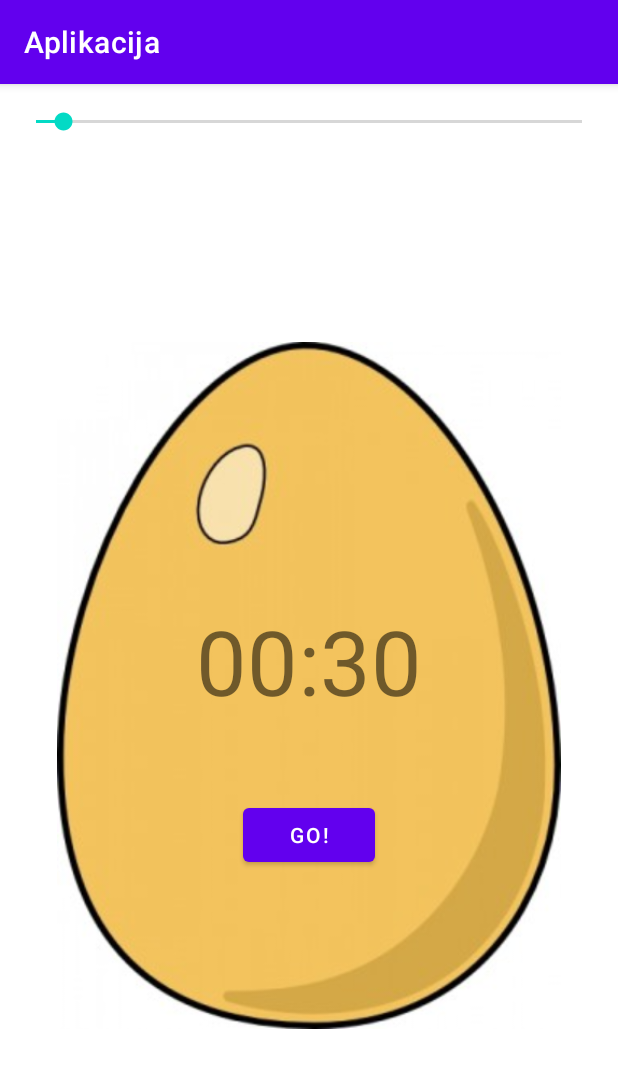
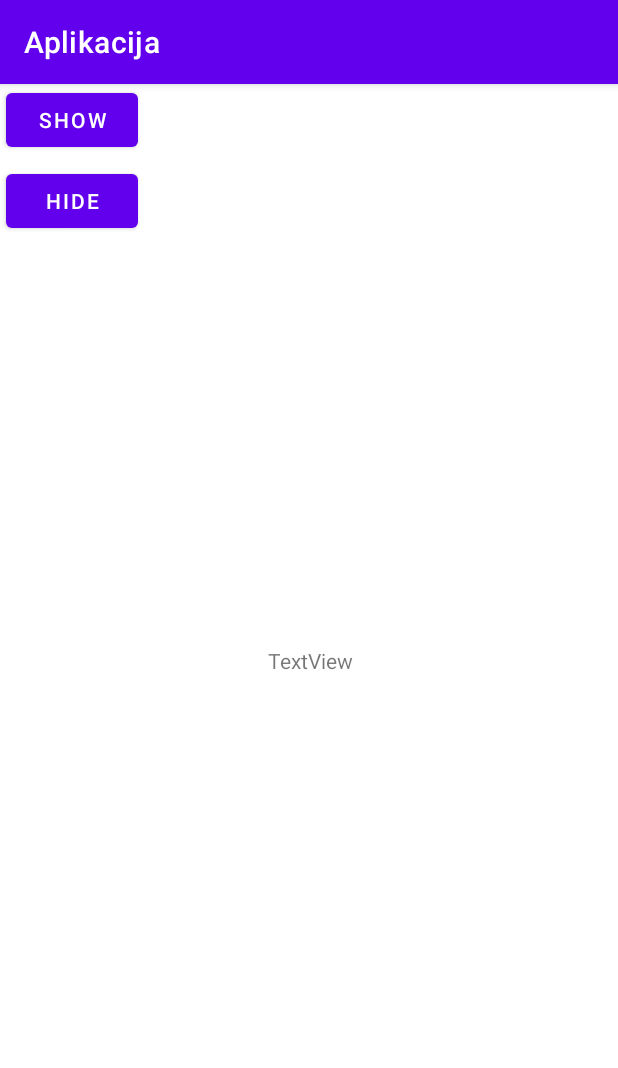
Before and after one commit to Dominik277/LearningAndroid, an Android app: the screen it shows after launch (MainActivity), on a phone screen of 412 x 824 dp. Shown: the top 1068 px of the screen. Run offline under Robolectric (Android 15) with nearby library versions, the phone set to English and light mode, and no system bars.

Commit message:
Prikazivanje i sakrivanje UI elemenata.

```diff
--- a/app/src/main/java/hr/aplikacija/MainActivity.java
+++ b/app/src/main/java/hr/aplikacija/MainActivity.java
@@ -1,66 +1,20 @@
 package hr.aplikacija;
 
 import androidx.appcompat.app.AppCompatActivity;
-
-import android.media.MediaPlayer;
 import android.os.Bundle;
-import android.os.CountDownTimer;
-import android.util.Log;
 import android.view.View;
-import android.widget.Button;
-import android.widget.SeekBar;
 import android.widget.TextView;
 
 public class MainActivity extends AppCompatActivity {
-    TextView timerTextView;
-    SeekBar timerSeekBar;
-    Boolean counterIsActive = false;
-    Button goButton;
-    CountDownTimer countDownTimer;
 
-    public void resetTimer(){
-        timerTextView.setText("0:30");
-        timerSeekBar.setProgress(30);
-        timerSeekBar.setEnabled(true);
-        countDownTimer.cancel();
-        goButton.setText("GO!");
-        counterIsActive = false;
+    TextView textView;
+
+    public void show(View view){
+        textView.setVisibility(View.VISIBLE);
     }
 
-    public void buttonClicked(View view) {
-        if (counterIsActive) {
-              resetTimer();
-        } else {
-            counterIsActive = true;
-            timerSeekBar.setEnabled(false);
-            goButton.setText("STOP!");
-
-            countDownTimer = new CountDownTimer(timerSeekBar.getProgress() * 1000 + 100, 1000) {
-
-                @Override
-                public void onTick(long l) {
-                    updateTimer((int) l / 1000);
-                }
-
-                @Override
-                public void onFinish() {
-                    MediaPlayer mplayer = MediaPlayer.create(getApplicationContext(), R.raw.airhorn);
-                    mplayer.start();
-                    resetTimer();
-                }
-            }.start();
-        }
-    }
-    public void updateTimer(int secondsLeft){
-        int minutes = secondsLeft / 60;
-        int seconds = secondsLeft - (minutes * 60);
-
-        String secondsString = Integer.toString(seconds);
-        if(seconds <= 9){
-            secondsString = "0" + secondsString;
-        }
-
-        timerTextView.setText(Integer.toString(minutes) + ":" + secondsString);
+    public void hide(View view){
+        textView.setVisibility(View.INVISIBLE);
     }
 
     @Override
@@ -68,29 +22,6 @@ public class MainActivity extends AppCompatActivity {
         super.onCreate(savedInstanceState);
         setContentView(R.layout.activity_main);
 
-        timerSeekBar = findViewById(R.id.timerSeekBar);
-        timerTextView = findViewById(R.id.countdownTextView);
-        goButton = findViewById(R.id.goButton);
-
-        timerSeekBar.setMax(600);
-        timerSeekBar.setProgress(30);
-        timerSeekBar.setOnSeekBarChangeListener(new SeekBar.OnSeekBarChangeListener() {
-            @Override
-            public void onProgressChanged(SeekBar seekBar, int i, boolean b) {
-                updateTimer(i);
-            }
-
-            @Override
-            public void onStartTrackingTouch(SeekBar seekBar) {
-
-            }
-
-            @Override
-            public void onStopTrackingTouch(SeekBar seekBar) {
-
-            }
-        });
-
-
+        textView = findViewById(R.id.textViewThang);
     }
 }
--- a/app/src/main/res/layout/activity_main.xml
+++ b/app/src/main/res/layout/activity_main.xml
@@ -7,56 +7,49 @@
     tools:context=".MainActivity">
 
     <Button
-        android:id="@+id/goButton"
+        android:id="@+id/button2"
         android:layout_width="wrap_content"
         android:layout_height="wrap_content"
-        android:layout_marginTop="56dp"
-        android:onClick="buttonClicked"
-        android:text="GO!"
-        app:layout_constraintBottom_toBottomOf="parent"
-        app:layout_constraintEnd_toEndOf="parent"
-        app:layout_constraintStart_toStartOf="parent"
-        app:layout_constraintTop_toTopOf="parent"
-        app:layout_constraintVertical_bias="0.634" />
-
-    <ImageView
-        android:id="@+id/eggImageView"
-        android:layout_width="336dp"
-        android:layout_height="554dp"
-        android:layout_marginBottom="5dp"
-        android:layout_marginEnd="5dp"
-        android:layout_marginLeft="5dp"
-        android:layout_marginRight="5dp"
-        android:layout_marginStart="5dp"
-        android:layout_marginTop="5dp"
-        app:layout_constraintBottom_toBottomOf="parent"
-        app:layout_constraintEnd_toEndOf="parent"
-        app:layout_constraintStart_toStartOf="parent"
-        app:layout_constraintTop_toBottomOf="@+id/timerSeekBar"
-        app:srcCompat="@drawable/panda" />
-
-    <SeekBar
-        android:id="@+id/timerSeekBar"
-        android:layout_width="0dp"
-        android:layout_height="wrap_content"
-        android:layout_marginEnd="8dp"
-        android:layout_marginLeft="8dp"
-        android:layout_marginRight="8dp"
-        android:layout_marginStart="8dp"
-        android:layout_marginTop="16dp"
+        android:layout_marginBottom="6dp"
+        android:layout_marginEnd="320dp"
+        android:layout_marginLeft="3dp"
+        android:layout_marginRight="320dp"
+        android:layout_marginStart="3dp"
+        android:onClick="show"
+        android:text="Show"
+        app:layout_constraintBottom_toTopOf="@+id/button3"
         app:layout_constraintEnd_toEndOf="parent"
         app:layout_constraintStart_toStartOf="parent"
         app:layout_constraintTop_toTopOf="parent" />
 
-    <TextView
-        android:id="@+id/countdownTextView"
+    <Button
+        android:id="@+id/button3"
         android:layout_width="wrap_content"
         android:layout_height="wrap_content"
-        android:text="00:30"
-        android:textSize="60sp"
+        android:layout_marginEnd="320dp"
+        android:layout_marginLeft="3dp"
+        android:layout_marginRight="320dp"
+        android:layout_marginStart="3dp"
+        android:layout_marginTop="6dp"
+        android:onClick="hide"
+        android:text="Hide"
+        app:layout_constraintEnd_toEndOf="parent"
+        app:layout_constraintStart_toStartOf="parent"
+        app:layout_constraintTop_toBottomOf="@+id/button2" />
+
+    <TextView
+        android:id="@+id/textViewThang"
+        android:layout_width="wrap_content"
+        android:layout_height="wrap_content"
+        android:layout_marginBottom="356dp"
+        android:layout_marginEnd="176dp"
+        android:layout_marginLeft="177dp"
+        android:layout_marginRight="176dp"
+        android:layout_marginStart="177dp"
+        android:layout_marginTop="356dp"
+        android:text="TextView"
         app:layout_constraintBottom_toBottomOf="parent"
         app:layout_constraintEnd_toEndOf="parent"
-        app:layout_constraintHorizontal_bias="0.5"
         app:layout_constraintStart_toStartOf="parent"
         app:layout_constraintTop_toTopOf="parent" />
 </androidx.constraintlayout.widget.ConstraintLayout>
```
